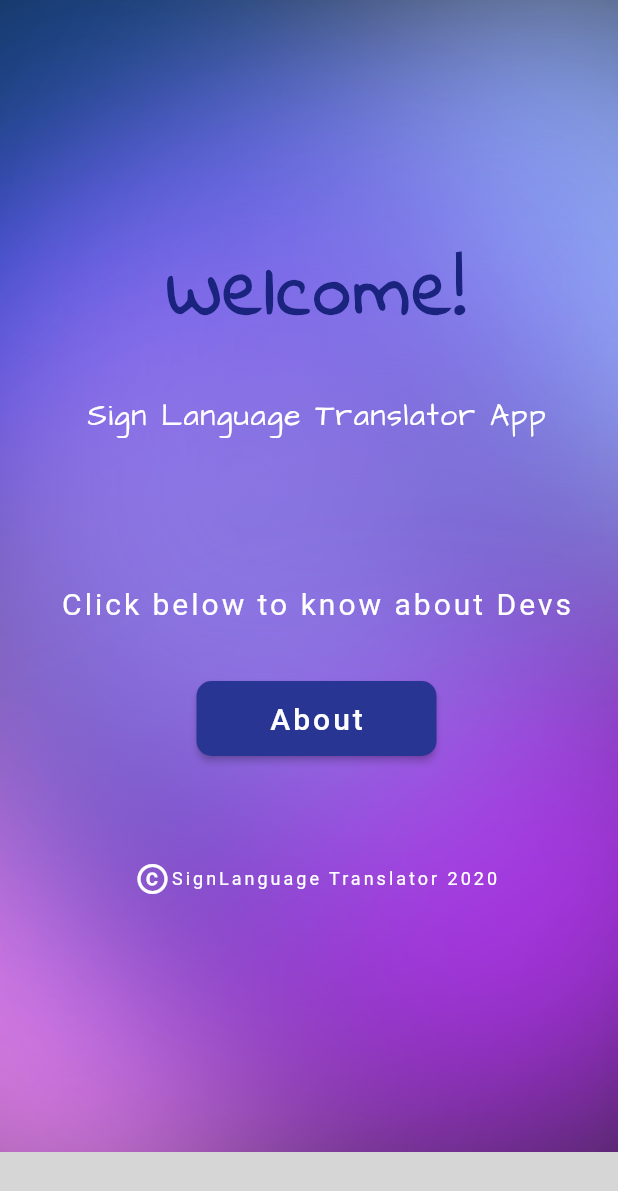
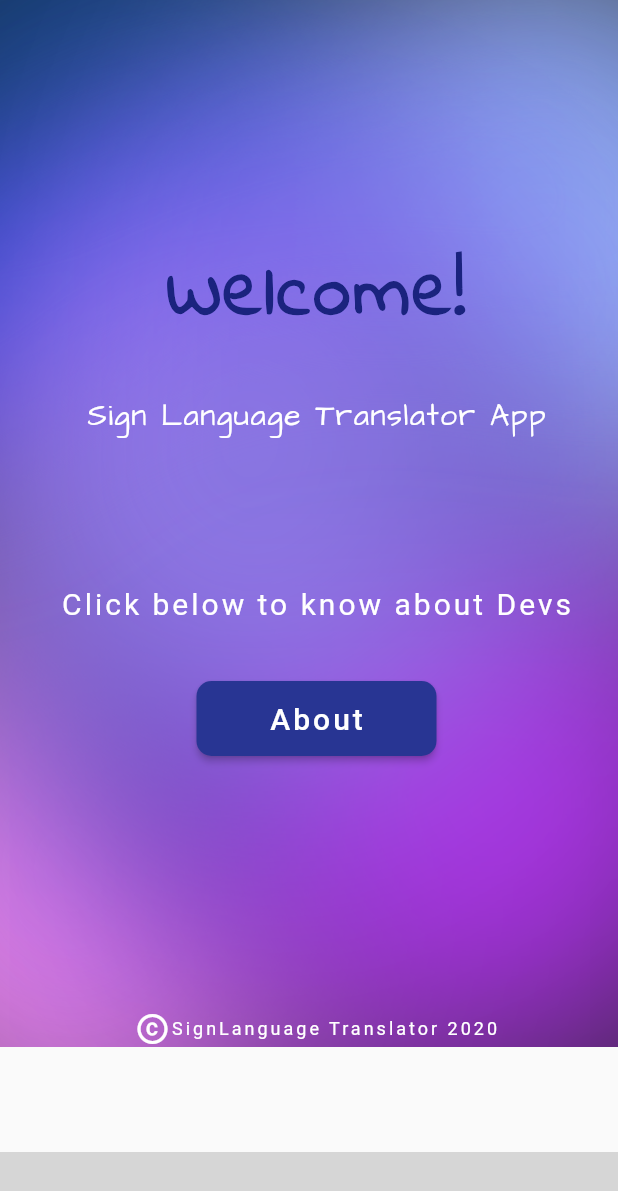
Before and after one commit to jayaramakarthikeya/sign-language-flutter-app, a Flutter app: the screen it shows after launch, on a phone screen of 412 x 824 dp. Shown: the top 1191 px of the screen. Run offline on Flutter 3.47's test engine with Material 2 defaults, Android fonts, the phone set to English and light mode, and no system bars; missing offline and left inert: ff_navigation_bar; grey boxes are pictures that could not be loaded.

Commit message:
commit on 'changes1'

```diff
--- a/lib/pages/home.dart
+++ b/lib/pages/home.dart
@@ -8,10 +8,12 @@ class Home extends StatefulWidget {
 
 class _HomeState extends State<Home> {
   int selectedIndex = 0;
+
   @override
   Widget build(BuildContext context) {
     return Scaffold(
-      body: Container(
+      body: SingleChildScrollView(
+        child: Container(
           decoration: BoxDecoration(
             image: DecorationImage(
               image: AssetImage('assets/purple.png'),
@@ -74,7 +76,7 @@ class _HomeState extends State<Home> {
                     ),
                   ),
                 ),
-              SizedBox(height: 70.0),
+                SizedBox(height: 170.0),
                 Row(
                   mainAxisAlignment: MainAxisAlignment.center,
                   children: <Widget>[
@@ -90,6 +92,7 @@ class _HomeState extends State<Home> {
                   ],
                 ),
               ],
+            ),
           ),
         ),
       ),
@@ -110,7 +113,7 @@ class _HomeState extends State<Home> {
             if (index == 2) {
               Navigator.pushNamed(context, '/about');
               selectedIndex = 0;
-            }
+            } else if (index == 1) {}
           });
         },
         items: [
--- a/pubspec.yaml
+++ b/pubspec.yaml
@@ -25,7 +25,8 @@ dependencies:
     sdk: flutter
   ff_navigation_bar: ^0.1.5
   url_launcher: ^5.4.2
-
+  camera: ^0.5.8+5
+  flutter_spinkit: "^4.1.2"
 
   # The following adds the Cupertino Icons font to your application.
   # Use with the CupertinoIcons class for iOS style icons.
```
Also changed, not shown: pubspec.lock, 2 other files. Lines whose indentation alone changed are shown as unchanged.
